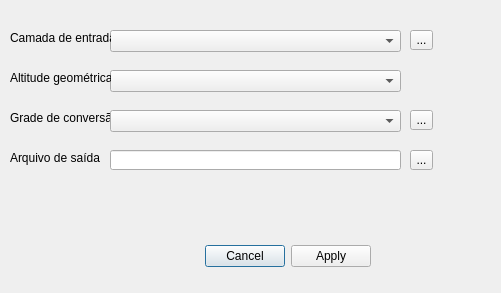
pibic-ifg2022/PIBIC2022, file to_hnor/to_HNOR_dialog_base.ui: the form before one commit.
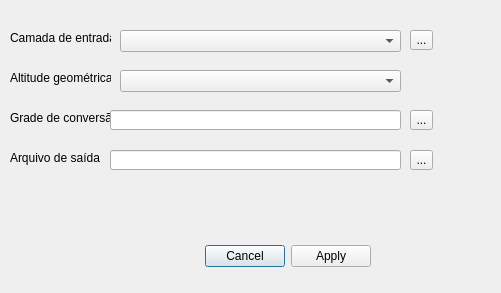
The form after the commit.

```diff
--- a/to_hnor/to_HNOR_dialog_base.ui
+++ b/to_hnor/to_HNOR_dialog_base.ui
@@ -29,26 +29,6 @@
     <set>QDialogButtonBox::Apply|QDialogButtonBox::Cancel</set>
    </property>
   </widget>
-  <widget class="QComboBox" name="cbEntrada">
-   <property name="geometry">
-    <rect>
-     <x>110</x>
-     <y>30</y>
-     <width>291</width>
-     <height>22</height>
-    </rect>
-   </property>
-  </widget>
-  <widget class="QComboBox" name="cbAltitude">
-   <property name="geometry">
-    <rect>
-     <x>110</x>
-     <y>70</y>
-     <width>291</width>
-     <height>22</height>
-    </rect>
-   </property>
-  </widget>
   <widget class="QLabel" name="label">
    <property name="geometry">
     <rect>
@@ -88,16 +68,6 @@
     <string>Grade de conversão</string>
    </property>
   </widget>
-  <widget class="QComboBox" name="cbGrade">
-   <property name="geometry">
-    <rect>
-     <x>110</x>
-     <y>110</y>
-     <width>291</width>
-     <height>22</height>
-    </rect>
-   </property>
-  </widget>
   <widget class="QLabel" name="label_4">
    <property name="geometry">
     <rect>
@@ -160,6 +130,36 @@
     <string>...</string>
    </property>
   </widget>
+  <widget class="QComboBox" name="cbEntrada">
+   <property name="geometry">
+    <rect>
+     <x>120</x>
+     <y>30</y>
+     <width>281</width>
+     <height>22</height>
+    </rect>
+   </property>
+  </widget>
+  <widget class="QComboBox" name="cbAltitude">
+   <property name="geometry">
+    <rect>
+     <x>120</x>
+     <y>70</y>
+     <width>281</width>
+     <height>22</height>
+    </rect>
+   </property>
+  </widget>
+  <widget class="QLineEdit" name="leGrade">
+   <property name="geometry">
+    <rect>
+     <x>110</x>
+     <y>110</y>
+     <width>291</width>
+     <height>20</height>
+    </rect>
+   </property>
+  </widget>
  </widget>
  <resources/>
  <connections>
```
